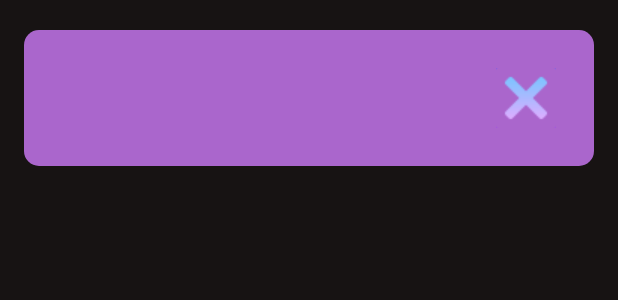
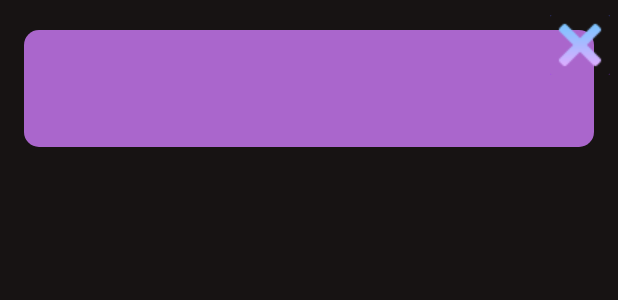
Before and after one commit to 0wme/MyTodoList, an Android app built with Jetpack Compose: the layout notification_item.xml on its own in the app's theme, with its tools: preview values and no code run, on a phone screen of 412 x 824 dp. Shown: the top 300 px of the screen. Run offline under Robolectric (Android 15) with nearby library versions, the phone set to English and light mode, and no system bars.

Commit message:
Ajustement de l'imgbtn cancel notif

```diff
--- a/androidApp/src/main/res/drawable/rounded_background_notification.xml
+++ b/androidApp/src/main/res/drawable/rounded_background_notification.xml
@@ -2,4 +2,6 @@
 <shape xmlns:android="http://schemas.android.com/apk/res/android">
     <solid android:color="@android:color/holo_purple" />
     <corners android:radius="10dp" />
+
+
 </shape>
--- a/androidApp/src/main/res/layout/fragment_notification.xml
+++ b/androidApp/src/main/res/layout/fragment_notification.xml
@@ -2,6 +2,9 @@
 <FrameLayout xmlns:android="http://schemas.android.com/apk/res/android"
     android:layout_width="match_parent"
     android:layout_height="match_parent">
+
+
+
 
     <androidx.recyclerview.widget.RecyclerView
         android:id="@+id/notificationRecyclerView"
--- a/androidApp/src/main/res/layout/notification_item.xml
+++ b/androidApp/src/main/res/layout/notification_item.xml
@@ -1,5 +1,9 @@
 <?xml version="1.0" encoding="utf-8"?>
-<RelativeLayout xmlns:android="http://schemas.android.com/apk/res/android"
+<FrameLayout xmlns:android="http://schemas.android.com/apk/res/android"
+    android:layout_width="match_parent"
+    android:layout_height="wrap_content">
+
+    <RelativeLayout
         android:layout_width="match_parent"
         android:layout_height="wrap_content"
         android:padding="25dp"
@@ -15,12 +19,16 @@
             android:textSize="20sp"
             android:textColor="@color/white" />
 
+    </RelativeLayout>
+
     <ImageButton
         android:id="@+id/cancelButton"
         android:layout_width="40dp"
         android:layout_height="40dp"
-        android:layout_alignParentEnd="true"
+        android:layout_gravity="end|top"
+        android:layout_marginEnd="5dp"
+        android:layout_marginTop="10dp"
         android:src="@drawable/cancel_notification"
         android:background="@android:color/transparent" />
 
-</RelativeLayout>
+</FrameLayout>
```
Lines whose indentation alone changed are shown as unchanged.
